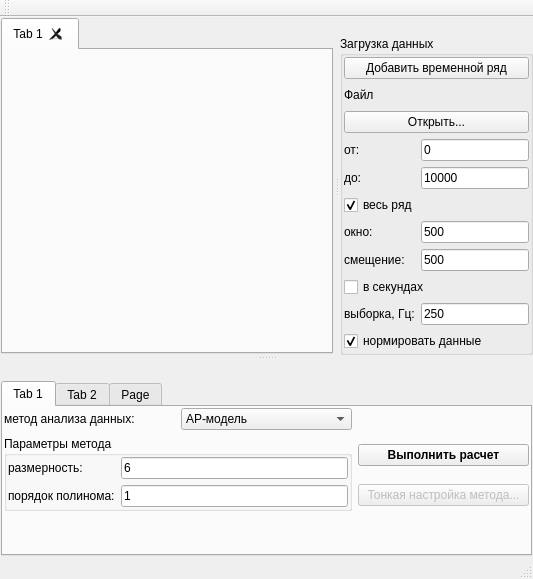
Before: the Qt Designer form src/mainwindow.ui in zOrg1331/qznonstat, drawn with Qt 5.
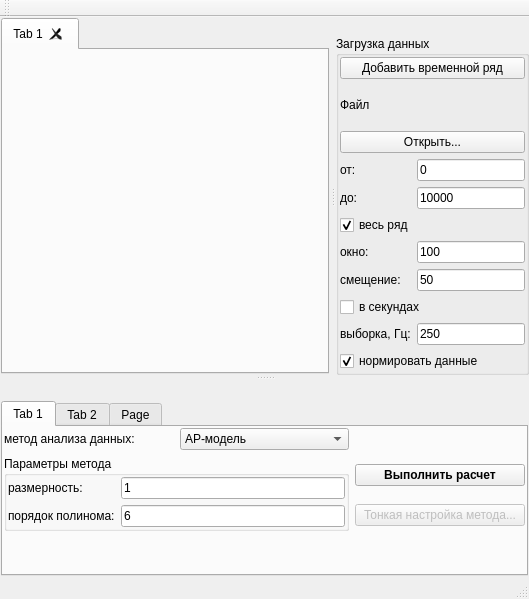
After: the same form once the commit is applied.

```diff
--- a/src/mainwindow.ui
+++ b/src/mainwindow.ui
@@ -6,8 +6,8 @@
    <rect>
     <x>0</x>
     <y>0</y>
-    <width>533</width>
-    <height>579</height>
+    <width>529</width>
+    <height>599</height>
    </rect>
   </property>
   <property name="windowTitle">
@@ -149,7 +149,7 @@
         <item row="6" column="1">
          <widget class="QLineEdit" name="dataWindowEdit">
           <property name="text">
-           <string>500</string>
+           <string>100</string>
           </property>
          </widget>
         </item>
@@ -163,7 +163,7 @@
         <item row="7" column="1">
          <widget class="QLineEdit" name="dataStepEdit">
           <property name="text">
-           <string>500</string>
+           <string>50</string>
           </property>
          </widget>
         </item>
@@ -271,14 +271,14 @@
             <item row="0" column="1">
              <widget class="QLineEdit" name="dataAnalysisParam1Edit">
               <property name="text">
-               <string>6</string>
+               <string>1</string>
               </property>
              </widget>
             </item>
             <item row="1" column="1">
              <widget class="QLineEdit" name="dataAnalysisParam2Edit">
               <property name="text">
-               <string>1</string>
+               <string>6</string>
               </property>
              </widget>
             </item>
```
Left out of the diff: 4 changed lines with no effect on the pictures.
